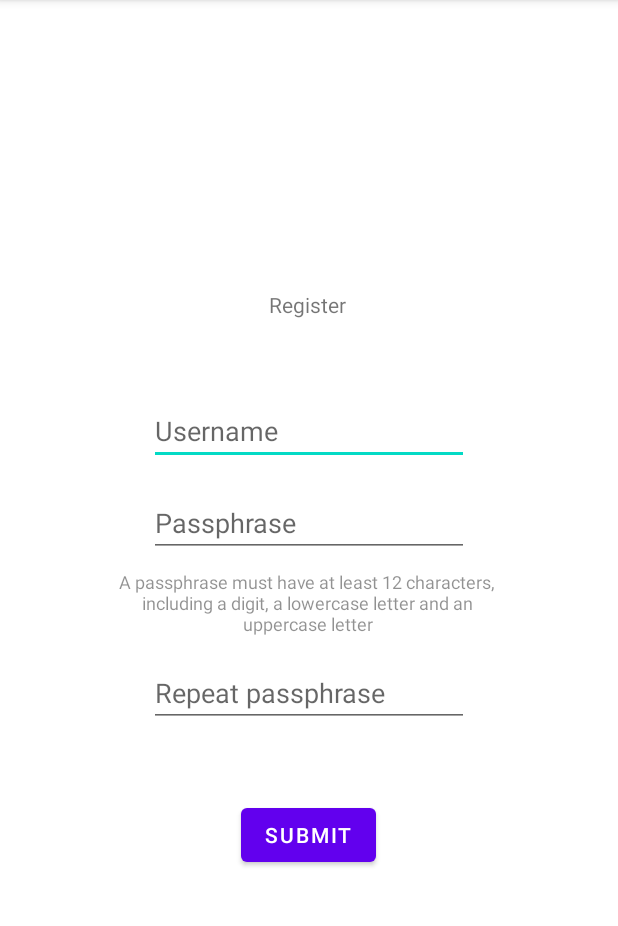
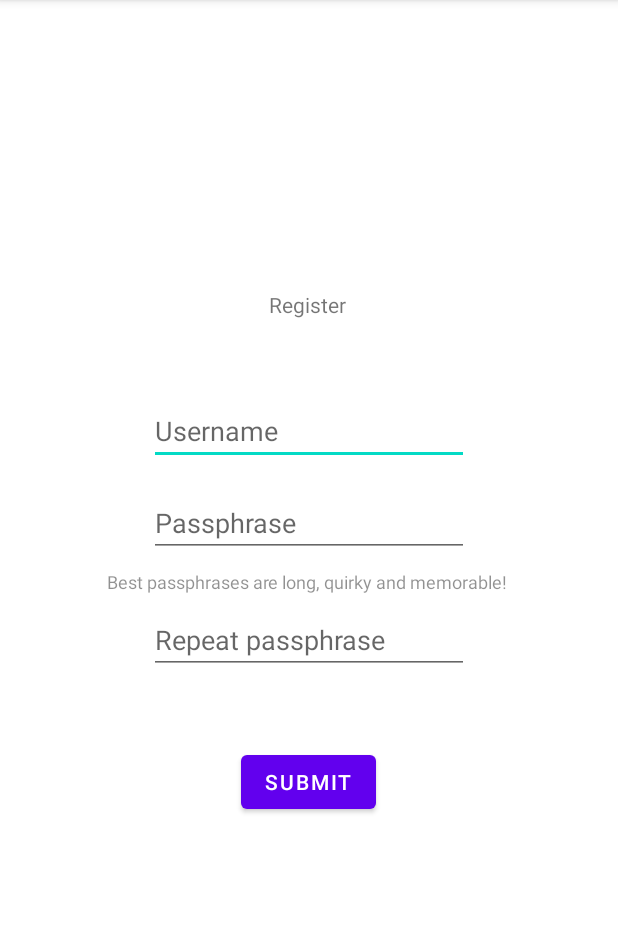
Before and after one commit to emkarcinos/DBSM_SecureNote, an Android app: the Register screen opened directly, with no data from a screen before it, on a phone screen of 412 x 824 dp, the part 84-1010 px from its top. Run offline under Robolectric (Android 15) with nearby library versions, the light colour scheme and no system bars.

Commit message:
Changed passphrase tip

```diff
--- a/app/src/main/res/layout/activity_change_password.xml
+++ b/app/src/main/res/layout/activity_change_password.xml
@@ -9,7 +9,7 @@
     <TextView
         android:id="@+id/passwordTooltip2"
         android:layout_width="266dp"
-        android:layout_height="52dp"
+        android:layout_height="wrap_content"
         android:layout_marginStart="24dp"
         android:layout_marginTop="8dp"
         android:layout_marginEnd="24dp"
--- a/app/src/main/res/layout/activity_register.xml
+++ b/app/src/main/res/layout/activity_register.xml
@@ -71,8 +71,8 @@
 
     <TextView
         android:id="@+id/passwordTooltip"
-        android:layout_width="266dp"
-        android:layout_height="52dp"
+        android:layout_width="wrap_content"
+        android:layout_height="wrap_content"
         android:layout_marginStart="24dp"
         android:layout_marginTop="8dp"
         android:layout_marginEnd="24dp"
--- a/app/src/main/res/values/strings.xml
+++ b/app/src/main/res/values/strings.xml
@@ -14,8 +14,7 @@
     <string name="change_password">Change passphrase</string>
     <string name="old_password">Current passphrase</string>
     <string name="new_password">New passphrase</string>
-    <string name="password_tooltip">A passphrase must have at least 12 characters, including a digit, a
-                                    lowercase letter and an uppercase letter</string>
+    <string name="password_tooltip">Best passphrases are long, quirky and memorable!</string>
     <string name="welcome">Welcome to Secure Note</string>
     <string name="app_info">Secure Note lets you save an encrypted note that nobody besides
                             you cannot access.</string>
```
